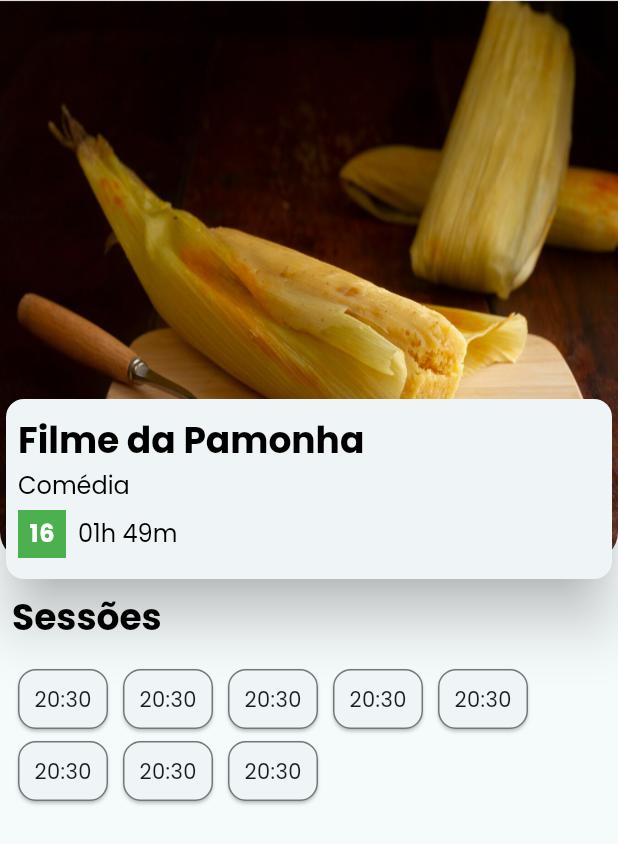
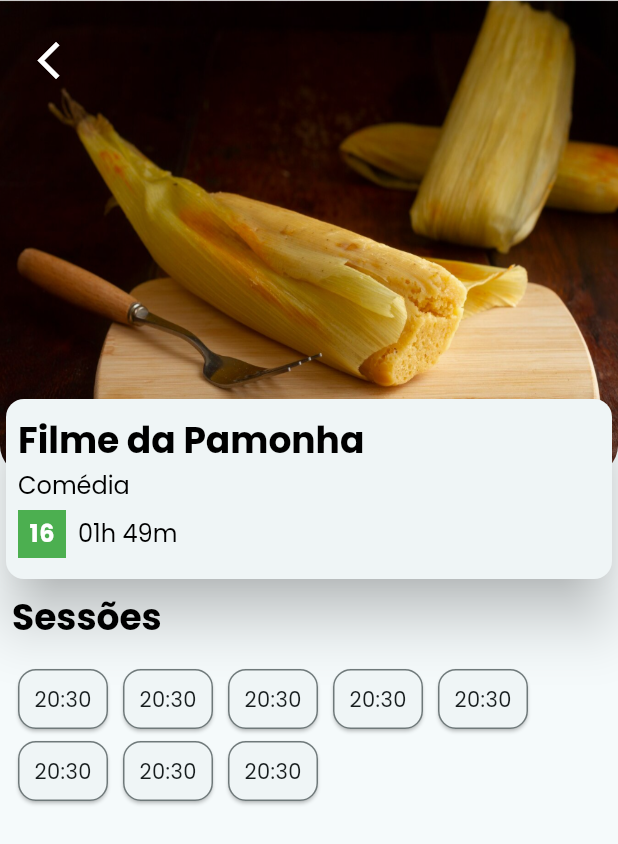
Before and after one commit to ikyrie/projeto_panucci_movies, a Flutter app: the MovieScreen screen opened directly, on a phone screen of 412 x 824 dp. Shown: the top 844 px of the screen. Run offline on Flutter 3.47's test engine with Material 2 defaults, Android fonts, the phone set to English and light mode, and no system bars.

Commit message:
feat: Adicionei a navegação entre as telas

```diff
--- a/lib/main.dart
+++ b/lib/main.dart
@@ -1,6 +1,5 @@
 import 'package:flutter/material.dart';
 import 'package:panucci_movies/screens/home.dart';
-import 'package:panucci_movies/screens/movie.dart';
 import 'package:panucci_movies/themes/my_theme.dart';
 
 void main() {
@@ -16,7 +15,7 @@ class PanucciMovies extends StatelessWidget {
     return MaterialApp(
       title: 'Flutter Demo',
       theme: myTheme,
-      home: const MovieScreen(),
+      home: Home(),
     );
   }
 }
--- a/lib/screens/movie.dart
+++ b/lib/screens/movie.dart
@@ -23,7 +23,18 @@ class MovieScreen extends StatelessWidget {
                       bottomRight: Radius.circular(20),
                     ),
                   ),
-                  height: MediaQuery.of(context).size.height / 2.2,
+                  height: MediaQuery.of(context).size.height / 2.6,
+                ),
+                Container(
+                  padding: const EdgeInsets.all(16.0),
+                  child: IconButton(
+                    icon: const Icon(Icons.arrow_back_ios),
+                    iconSize: 30,
+                    color: Colors.white,
+                    onPressed: () {
+                      Navigator.pop(context);
+                    },
+                  ),
                 ),
                 Align(
                   alignment: Alignment.bottomCenter,
@@ -104,13 +115,15 @@ class MovieScreen extends StatelessWidget {
                     '20:30',
                     '20:30',
                   ]
-                      .map((e) => Card(
+                      .map(
+                        (e) => Card(
                           shape: RoundedRectangleBorder(
                             side: BorderSide(
                               color: Theme.of(context).colorScheme.outline,
                             ),
-                              borderRadius:
-                                  const BorderRadius.all(Radius.circular(12)),
+                            borderRadius: const BorderRadius.all(
+                              Radius.circular(12),
+                            ),
                           ),
                           child: InkWell(
                             onTap: () {},
@@ -120,7 +133,8 @@ class MovieScreen extends StatelessWidget {
                               child: Center(child: Text(e)),
                             ),
                           ),
-                          ))
+                        ),
+                      )
                       .toList(),
                 ),
               ],
```
Also changed, not shown: lib/components/movie_card.dart (+9 -1 lines), lib/screens/home.dart (+6 -3 lines). Lines whose indentation alone changed are shown as unchanged.
